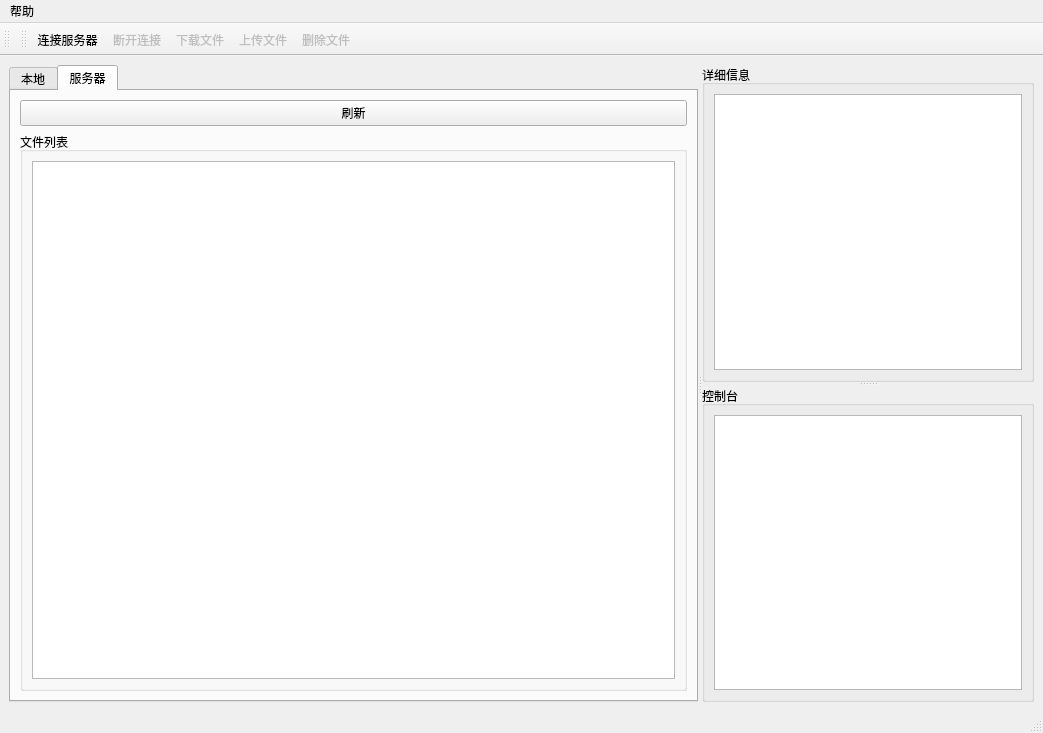
First picture: the form in src/FileClient/mainwindow.ui, repository coldowl/QtFileTransfer, before the edit.
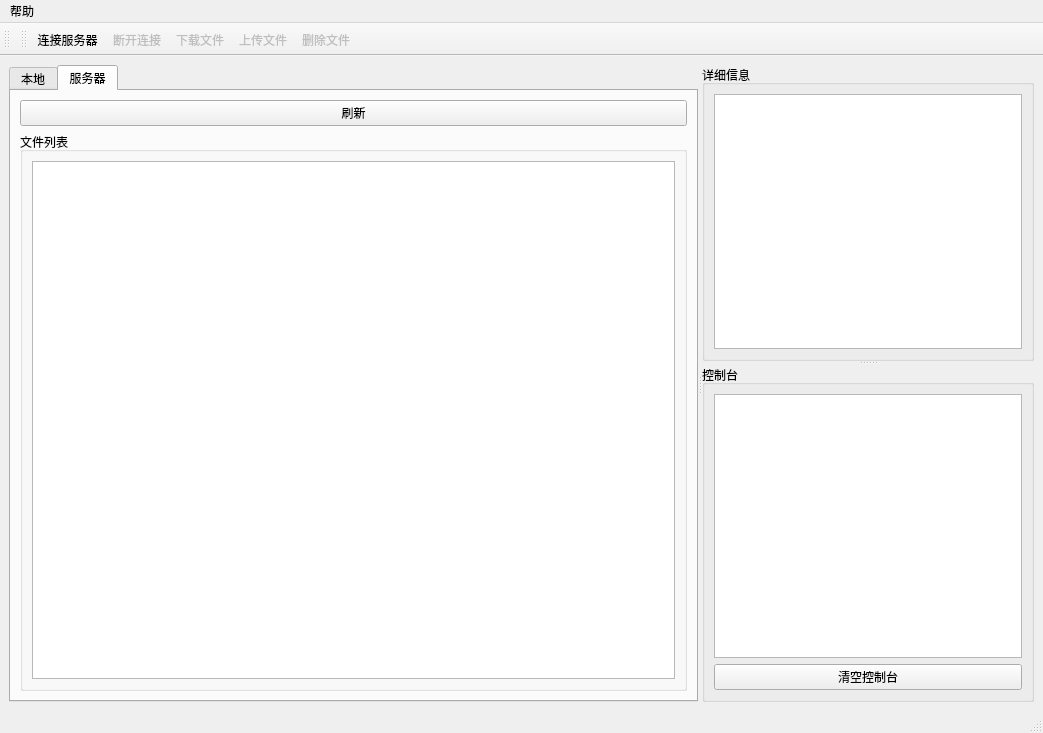
Second picture: the form after the edit.

What changed in the file:
```diff
--- a/src/FileClient/mainwindow.ui
+++ b/src/FileClient/mainwindow.ui
@@ -113,6 +113,13 @@
             <item row="0" column="0">
              <widget class="QTextBrowser" name="textBrowser"/>
             </item>
+            <item row="1" column="0">
+             <widget class="QPushButton" name="pushButton_2">
+              <property name="text">
+               <string>清空控制台</string>
+              </property>
+             </widget>
+            </item>
            </layout>
           </widget>
          </widget>
```
Left out of the diff: 19 changed lines with no effect on the pictures.
